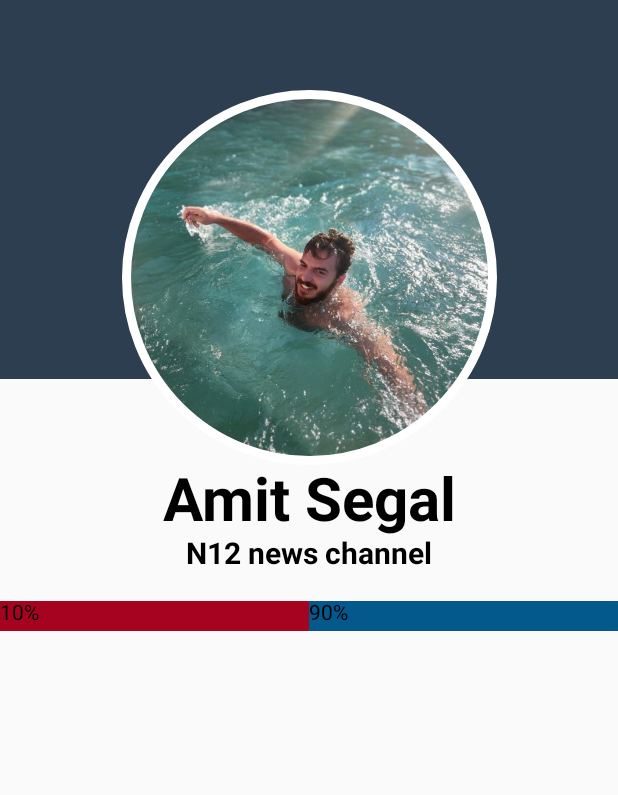
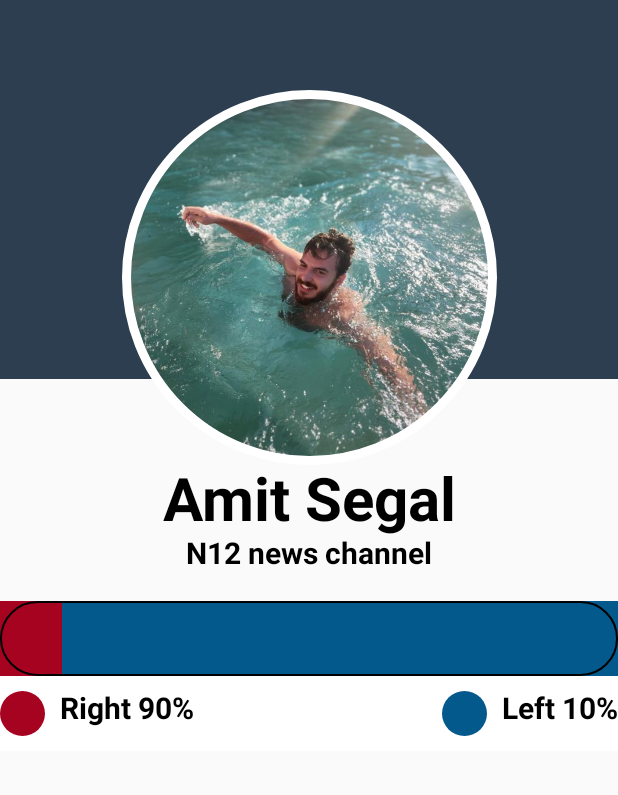
Before and after one commit to dolev146/igprofile, an Android app built with Jetpack Compose: the screen it shows after launch (MainActivity), on a phone screen of 412 x 824 dp, the part 71-866 px from its top. Run offline under Robolectric (Android 15) with nearby library versions, the phone set to English and light mode, and no system bars.

```diff
--- a/app/src/main/java/com/example/igprofile/ProfileScreen.kt
+++ b/app/src/main/java/com/example/igprofile/ProfileScreen.kt
@@ -5,10 +5,11 @@ import androidx.compose.foundation.background
 import androidx.compose.foundation.border
 import androidx.compose.foundation.layout.*
 import androidx.compose.foundation.shape.CircleShape
+
 import androidx.compose.material.Icon
 import androidx.compose.material.Text
 import androidx.compose.material.icons.Icons
-import androidx.compose.material.icons.filled.ArrowBack
+
 import androidx.compose.material.icons.filled.Menu
 import androidx.compose.runtime.Composable
 import androidx.compose.ui.Alignment
@@ -44,54 +45,77 @@ fun ProfileScreen() {
 fun VotingBar(
     modifier: Modifier = Modifier, leftyPercent: Int, rightyPercent: Int
 ) {
-    Row(modifier = modifier) {
+    var leftyPercentWeight: Float = (leftyPercent / 10).toFloat()
+    var rightyPercentWeight: Float = (rightyPercent / 10).toFloat()
+    Row(
+        modifier = modifier
+            .fillMaxWidth()
+            .height(50.dp)
+            .background(Color.White)
+            .border(1.dp, Color.Black, CircleShape)
+    ) {
+        Column(
+            // add rounded corners to the left side
+            modifier = Modifier
+                .background(Color(0xFFA60321))
+                .height(50.dp)
+                .weight(leftyPercentWeight)
+                .clip(CircleShape),
+            verticalArrangement = Arrangement.Center,
+            horizontalAlignment = Alignment.CenterHorizontally
+
+        ) {
+
+        }
         Column(
             modifier = Modifier
-                .background(Color(0xFFA60321))
-                .height(20.dp)
-                .weight(rightyPercent.toFloat()/100)
-        ) {
-            Text(text = "$leftyPercent%")
+                .background(Color(0xFF03588C))
+                .height(50.dp)
+                .weight(rightyPercentWeight)
+                .clip(CircleShape),
+            verticalArrangement = Arrangement.Center,
+            horizontalAlignment = Alignment.CenterHorizontally
+            // add rounded corners to the right side
+        ) {}
+    }
+    Row(
+        modifier = Modifier
+            .fillMaxWidth()
+            .height(50.dp)
+            .background(Color.White),
+        verticalAlignment = Alignment.CenterVertically,
+        horizontalArrangement = Arrangement.SpaceBetween,
+    ) {
+        Row {
+            Box(
+                modifier = Modifier
+                    .size(30.dp)
+                    .clip(CircleShape)
+                    .background(Color(0xFFA60321))
+            )
+            Spacer(modifier = Modifier.width(10.dp))
+            Text(
+                text = "Right $rightyPercent%", fontSize = 20.sp, fontWeight = FontWeight.Bold
+            )
         }
-        Column(modifier = Modifier.background(Color(0xFF03588C))
-            .height(20.dp)
-            .weight(rightyPercent.toFloat()/100)
-        ) {
-            Text(text = "$rightyPercent%")
+
+        Row() {
+            Box(
+                modifier = Modifier
+                    .size(30.dp)
+                    .clip(CircleShape)
+                    .background(Color(0xFF03588C))
+            )
+            Spacer(modifier = Modifier.width(10.dp))
+            Text(
+                text = "Left $leftyPercent%", fontSize = 20.sp, fontWeight = FontWeight.Bold
+            )
         }
-    }
-}
 
 
-//        Column(
-//            modifier = Modifier
-//                .weight(1f)
-//                .fillMaxHeight()
-//                .background(Color.Red)
-//        ) {
-//            Text(
-//                text = "$leftyPercent%",
-//                color = Color.Black,
-//                fontSize = 20.sp,
-//                fontWeight = FontWeight.Bold,
-//                modifier = Modifier.align(Alignment.CenterHorizontally)
-//            )
-//        }
-//        Column(
-//            modifier = Modifier
-//                .weight(1f)
-//                .fillMaxHeight()
-//                .background(Color.Blue)
-//        ) {
-//            Text(
-//                text = "$rightyPercent%",
-//                color = Color.Black,
-//                fontSize = 20.sp,
-//                fontWeight = FontWeight.Bold,
-//                modifier = Modifier.align(Alignment.CenterHorizontally)
-//            )
-//        }
+    }
 
+}
 
 @Composable
 fun BlackBackgroundSquare() {
@@ -180,32 +204,3 @@ fun RoundImage(
             .clip(CircleShape)
     )
 }
-
-
-@Composable
-fun StatSection(modifier: Modifier = Modifier) {
-    Row(
-        verticalAlignment = Alignment.CenterVertically,
-        horizontalArrangement = Arrangement.SpaceAround,
-        modifier = modifier
-    ) {
-        ProfileStat(numberText = "100", text = "Posts")
-        ProfileStat(numberText = "99.8K", text = "Followers")
-        ProfileStat(numberText = "555", text = "Following")
-    }
-}
-
-@Composable
-fun ProfileStat(
-    numberText: String, text: String, modifier: Modifier = Modifier
-) {
-    Column(
-        verticalArrangement = Arrangement.Center,
-        horizontalAlignment = Alignment.CenterHorizontally,
-        modifier = modifier
-    ) {
-        Text(text = numberText, fontSize = 20.sp, fontWeight = FontWeight.Bold)
-        Spacer(modifier = Modifier.height(4.dp))
-        Text(text = text, fontSize = 12.sp, fontWeight = FontWeight.Bold)
-    }
-}
```
